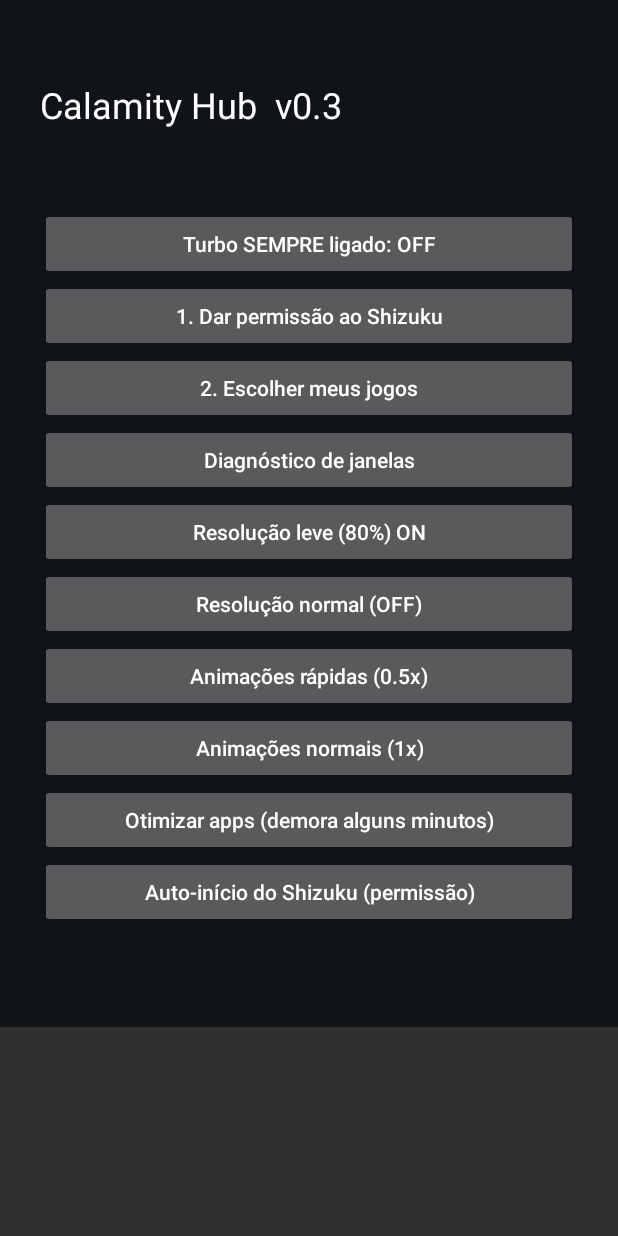
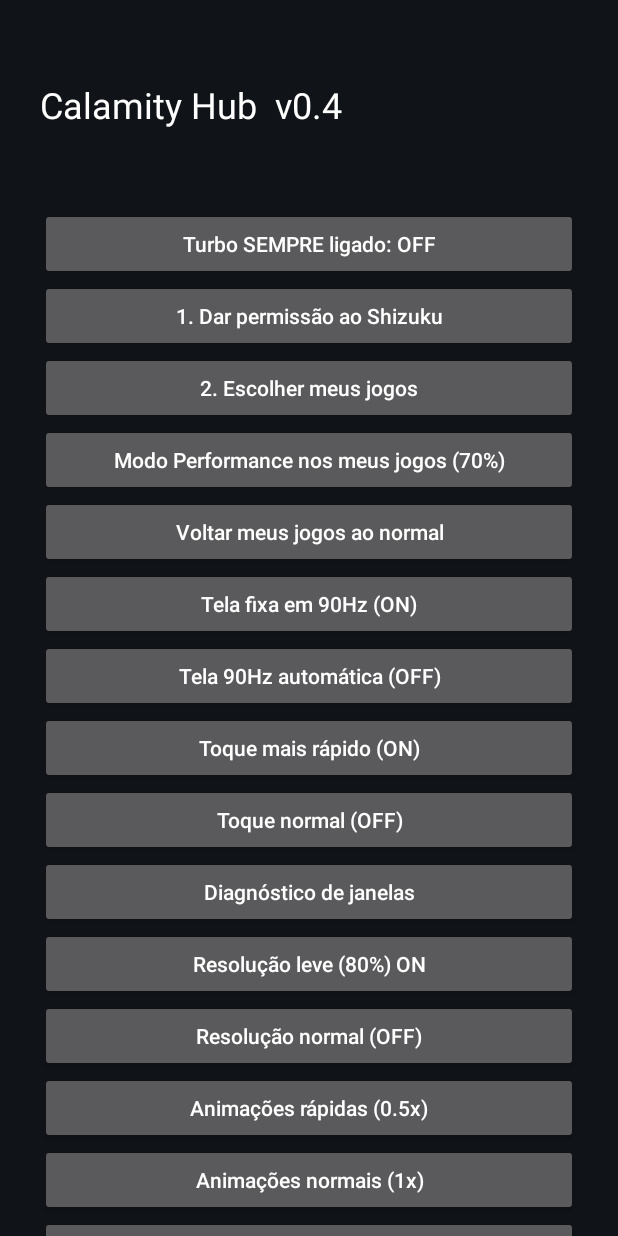
Before and after one commit to d63141644-svg/CalamityHub, an Android app: the screen it shows after launch (MainActivity), on a phone screen of 412 x 824 dp. Run offline under Robolectric (Android 15) with nearby library versions, the phone set to English and light mode, and no system bars; libraries missing offline, so code that uses them is left out: rikka.shizuku; 6 statements that could not run were skipped.

Commit message:
Update MainActivity.kt

```diff
--- a/app/src/main/java/com/calamity/hub/MainActivity.kt
+++ b/app/src/main/java/com/calamity/hub/MainActivity.kt
@@ -55,7 +55,7 @@ class MainActivity : Activity() {
             setBackgroundColor(Color.parseColor("#101418"))
         }
         root.addView(TextView(this).apply {
-            text = "Calamity Hub  v0.3"
+            text = "Calamity Hub  v0.4"
             textSize = 24f
             setTextColor(Color.WHITE)
         })
@@ -80,6 +80,36 @@ class MainActivity : Activity() {
             else refresh()
         })
         root.addView(btn("2. Escolher meus jogos") { pickGames() })
+
+        root.addView(btn("Modo Performance nos meus jogos (70%)") {
+            val games = prefs().getStringSet("games", emptySet()) ?: emptySet()
+            if (games.isEmpty()) {
+                log.text = "Escolha seus jogos primeiro (botão 2)."
+            } else {
+                exec(games.joinToString("; ") {
+                    "device_config put game_overlay $it mode=2,downscaleFactor=0.7; cmd game mode performance $it; echo 'Performance ligado: $it'"
+                } + "; echo 'Feche e abra o jogo de novo'")
+            }
+        })
+        root.addView(btn("Voltar meus jogos ao normal") {
+            val games = prefs().getStringSet("games", emptySet()) ?: emptySet()
+            if (games.isEmpty()) {
+                log.text = "Escolha seus jogos primeiro (botão 2)."
+            } else {
+                exec(games.joinToString("; ") {
+                    "cmd game mode standard $it; device_config delete game_overlay $it; echo 'Normal: $it'"
+                })
+            }
+        })
+        root.addView(sh("Tela fixa em 90Hz (ON)",
+            "settings put system min_refresh_rate 90.0; settings put system peak_refresh_rate 90.0; echo '90Hz fixo ligado'"))
+        root.addView(sh("Tela 90Hz automática (OFF)",
+            "settings delete system min_refresh_rate; settings delete system peak_refresh_rate; echo 'Voltou ao automático'"))
+        root.addView(sh("Toque mais rápido (ON)",
+            "settings put secure long_press_timeout 250; settings put secure multi_press_timeout 250; echo 'Toque rápido ligado'"))
+        root.addView(sh("Toque normal (OFF)",
+            "settings put secure long_press_timeout 400; settings put secure multi_press_timeout 300; echo 'Toque normal'"))
+
         root.addView(sh("Diagnóstico de janelas", "pm list packages | grep -i -E 'float|multiwindow|multi_window|panel|sidebar|shalltry|transsion'; echo ---; pm list packages | grep -i -E 'whatsapp|youtube'"))
         root.addView(sh("Resolução leve (80%) ON",
             "d=\$(wm density | grep -o '[0-9]*' | head -1); wm size 576x1290; wm density \$((d*80/100)); echo 'Resolução leve ligada'"))
```
